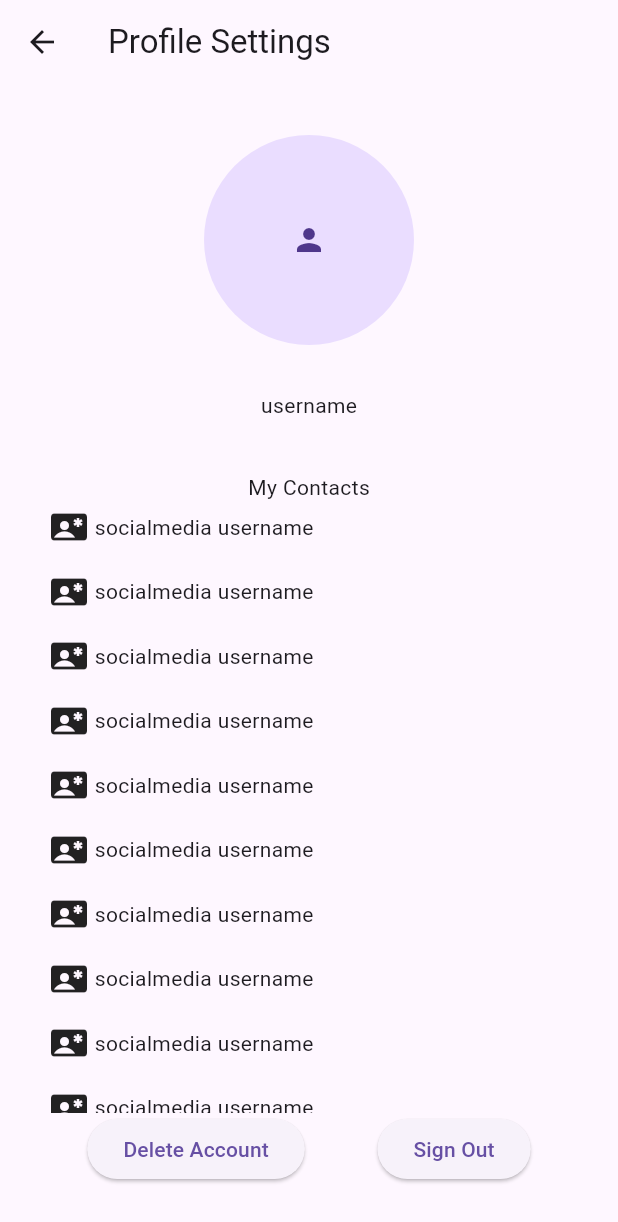
After one commit to GSC2024-TradEco/tradeco-mobile, a Flutter app: the screen it shows after launch, scrolled down 576 dp, after a tap on the "person" icon, on a phone screen of 412 x 824 dp. The commit adds this screen. Shown: the top 1222 px of the screen. Run offline on Flutter 3.47's test engine with Material 3 defaults, Android fonts, the light colour scheme and no system bars.

Commit message:
Add profile page

```diff
--- a/lib/ui/pages/main_page.dart
+++ b/lib/ui/pages/main_page.dart
@@ -4,6 +4,7 @@ import 'package:flutter/widgets.dart';
 import 'package:zero_waste_application/ui/pages/main_pages/community_page.dart';
 import 'package:zero_waste_application/ui/pages/main_pages/diy_page.dart';
 import 'package:zero_waste_application/ui/pages/main_pages/home_page.dart';
+import 'package:zero_waste_application/ui/pages/profile_page.dart';
 
 class MainPage extends StatefulWidget {
   const MainPage({super.key});
@@ -34,7 +35,17 @@ class _MainPageState extends State<MainPage> {
           mainAxisAlignment: MainAxisAlignment.spaceBetween,
           children: [
             Text("Hi Aldi"),
-            Icon(Icons.person),
+            InkWell(
+              onTap: () {
+                Navigator.push(
+                  context,
+                  MaterialPageRoute(
+                    builder: (context) => ProfilePage(),
+                  ),
+                );
+              },
+              child: Icon(Icons.person),
+            ),
           ],
         ),
       ),
--- /dev/null
+++ b/lib/ui/pages/profile_page.dart
@@ -0,0 +1,68 @@
+import 'package:flutter/material.dart';
+import 'package:flutter/widgets.dart';
+
+class ProfilePage extends StatefulWidget {
+  const ProfilePage({super.key});
+
+  @override
+  State<ProfilePage> createState() => _ProfilePageState();
+}
+
+class _ProfilePageState extends State<ProfilePage> {
+  @override
+  Widget build(BuildContext context) {
+    return Scaffold(
+      appBar: AppBar(title: Text("Profile Settings")),
+      body: Container(
+        padding: EdgeInsets.all(34),
+        child: Center(
+          child: Column(
+            children: [
+              CircleAvatar(
+                radius: 70,
+                child: Icon(Icons.person),
+              ),
+              SizedBox(height: 30),
+              Text("username"),
+              SizedBox(height: 35),
+              Text("My Contacts"),
+              Expanded(
+                child: ListView.separated(
+                  itemBuilder: (context, index) {
+                    return Container(
+                      height: 33,
+                      child: Row(
+                        children: [
+                          Icon(Icons.contact_emergency),
+                          SizedBox(width: 5),
+                          Text("socialmedia username"),
+                        ],
+                      ),
+                    );
+                  },
+                  separatorBuilder: (context, index) {
+                    return SizedBox(height: 10);
+                  },
+                  itemCount: 10,
+                ),
+              ),
+              Row(
+                mainAxisAlignment: MainAxisAlignment.spaceAround,
+                children: [
+                  ElevatedButton(
+                    onPressed: () {},
+                    child: Text("Delete Account"),
+                  ),
+                  ElevatedButton(
+                    onPressed: () {},
+                    child: Text("Sign Out"),
+                  ),
+                ],
+              ),
+            ],
+          ),
+        ),
+      ),
+    );
+  }
+}
```
